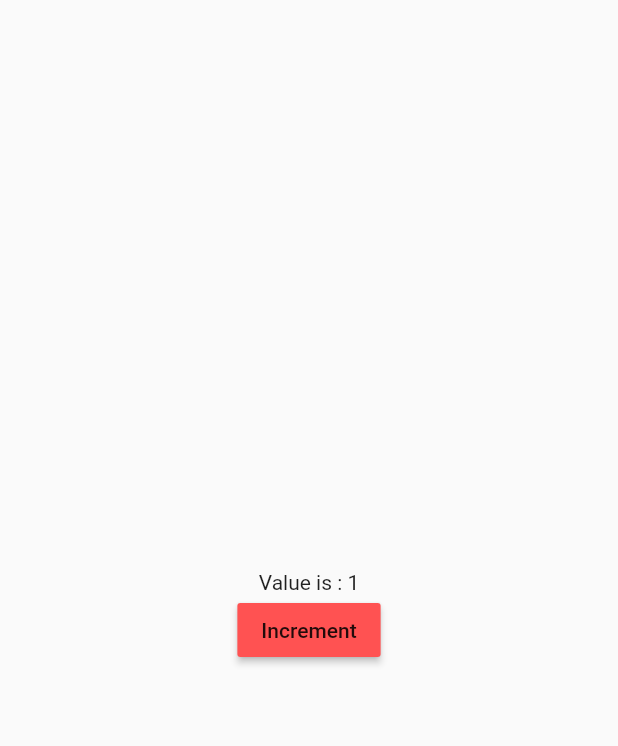
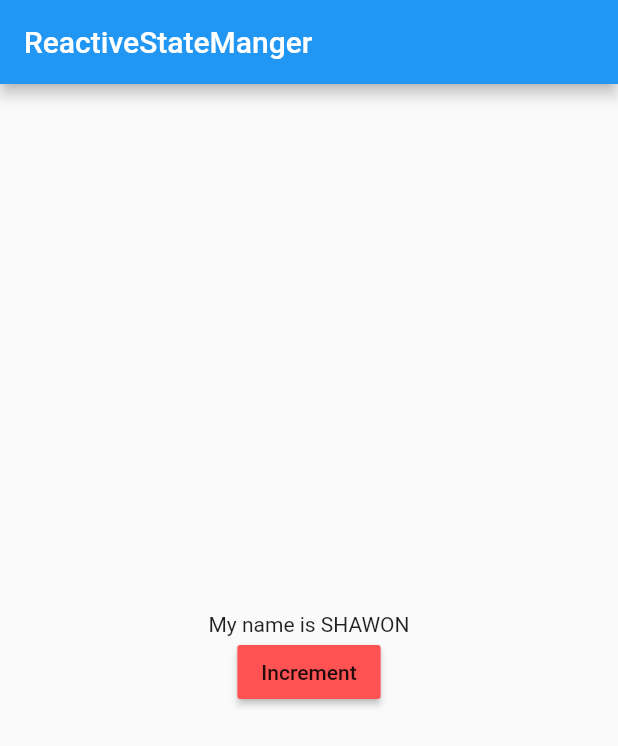
Before and after one commit to Shawon-mas/getx_flutter, a Flutter app: the screen it shows after launch, after a tap on "Increment", on a phone screen of 412 x 824 dp. Shown: the top 746 px of the screen. Run offline on Flutter 3.47's test engine with Material 2 defaults, Android fonts, the phone set to English and light mode, and no system bars; our stand-ins replace get.

Commit message:
reactive state manager done

```diff
--- /dev/null
+++ b/lib/controller/student_controller.dart
@@ -0,0 +1,11 @@
+import 'package:get/get.dart';
+import 'package:getx_flutter/model/student.dart';
+
+class StudentController extends GetxController{
+  var student=Student(name: 'shawon',age: 25).obs;
+  void convertToUpperCase(){
+    student.update((student) {
+      student?.name=student.name.toString().toUpperCase();
+    });
+  }
+}
--- a/lib/main.dart
+++ b/lib/main.dart
@@ -1,5 +1,6 @@
 import 'package:flutter/material.dart';
 import 'package:get/get.dart';
+import 'package:getx_flutter/pages/reactive_state_manger.dart';
 import 'package:getx_flutter/routes/routes.dart';
 
 void main() {
@@ -17,6 +18,7 @@ class MyApp extends StatelessWidget {
       initialRoute: home,
       debugShowCheckedModeBanner: false,
       getPages: pages,
+      home: ReactiveStateManger(),
     );
   }
 }
--- /dev/null
+++ b/lib/model/student.dart
@@ -0,0 +1,6 @@
+class Student{
+  var name;
+  var age;
+
+  Student({this.name, this.age});
+}
--- /dev/null
+++ b/lib/pages/reactive_state_manger.dart
@@ -0,0 +1,33 @@
+import 'package:flutter/material.dart';
+import 'package:get/get.dart';
+import 'package:getx_flutter/model/student.dart';
+
+import '../controller/student_controller.dart';
+class ReactiveStateManger extends StatelessWidget {
+
+  final student=Student(name: "shawon",age: 25).obs;
+  StudentController studentController=Get.put(StudentController());
+  @override
+  Widget build(BuildContext context) {
+    return Scaffold(
+      appBar: AppBar(title: Text('ReactiveStateManger'),),
+      body: Center(
+        child: Column(
+          mainAxisAlignment: MainAxisAlignment.center,
+           children: [
+            Obx(() =>  Text("My name is ${studentController.student.value.name}")),
+             MaterialButton(
+               onPressed: (){
+             //  student.update((val) {val?.name=val.name.toString().toUpperCase();});
+                studentController.convertToUpperCase();
+               },
+               color: Colors.redAccent,
+               child: Text("Increment"),
+
+             ),
+           ],
+        ),
+      ),
+    );
+  }
+}
--- a/lib/routes/routes.dart
+++ b/lib/routes/routes.dart
@@ -2,15 +2,17 @@ import 'package:flutter/cupertino.dart';
 import 'package:get/get_navigation/src/routes/get_route.dart';
 
 import '../pages/home_page.dart';
+import '../pages/reactive_state_manger.dart';
 
 const home = "/";
-const introduction = "/introduction";
+const reactive = "/introduction";
 const discover = "/discover";
 const signin = "/signin";
 const signup = "/signup";
 
 final pages = [
   page(home, HomePage(),),
+  page(reactive, ReactiveStateManger(),),
 
 
 ];
```
